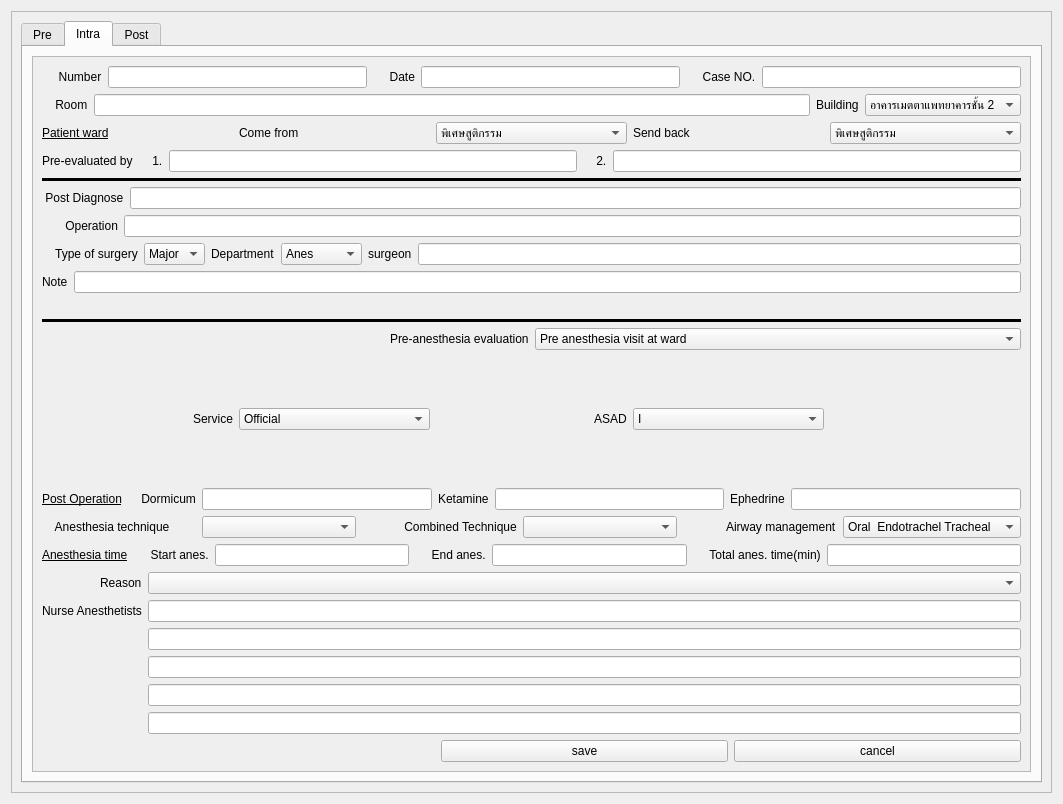
This is Employee/Doctor/View/Widget_3ReportPatientUI.ui in tigerSI/HMS_project as Qt 5 draws it before an edit. The edited form follows.
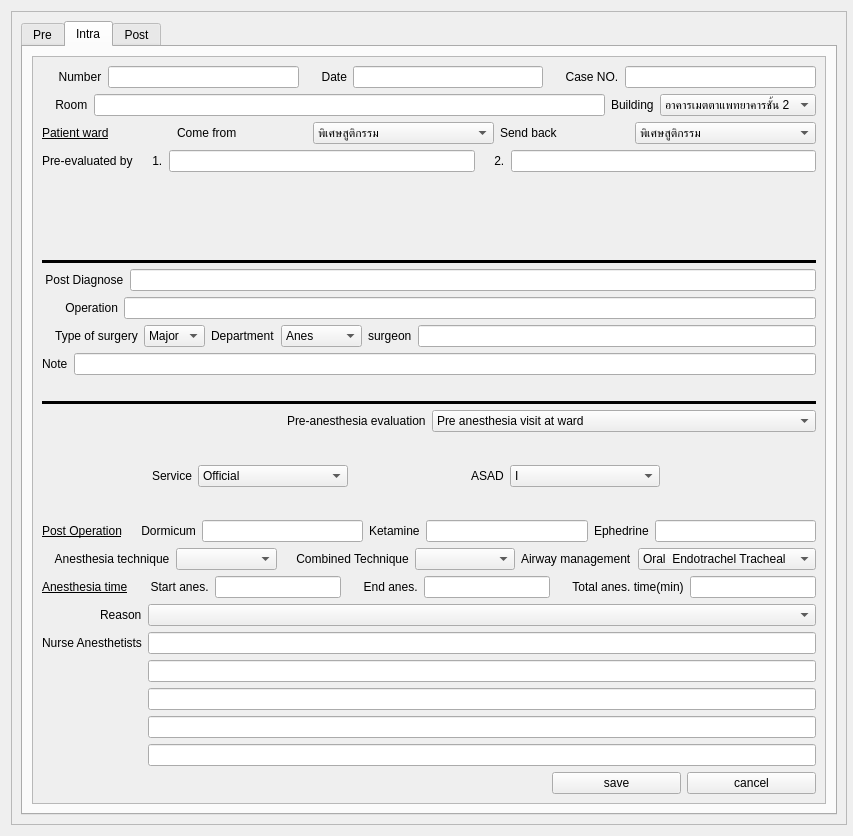
This is the edited form. The open tabs and pages were chosen to show the change.

Diff of the .ui file:
```diff
--- a/Employee/Doctor/View/Widget_3ReportPatientUI.ui
+++ b/Employee/Doctor/View/Widget_3ReportPatientUI.ui
@@ -6,8 +6,8 @@
    <rect>
     <x>0</x>
     <y>0</y>
-    <width>1063</width>
-    <height>804</height>
+    <width>853</width>
+    <height>836</height>
    </rect>
   </property>
   <property name="minimumSize">
@@ -22,6 +22,12 @@
   <layout class="QGridLayout" name="gridLayout">
    <item row="1" column="0">
     <widget class="QScrollArea" name="scrollArea">
+     <property name="minimumSize">
+      <size>
+       <width>836</width>
+       <height>814</height>
+      </size>
+     </property>
      <property name="widgetResizable">
       <bool>true</bool>
      </property>
@@ -30,8 +36,8 @@
        <rect>
         <x>0</x>
         <y>0</y>
-        <width>1039</width>
-        <height>780</height>
+        <width>834</width>
+        <height>812</height>
        </rect>
       </property>
       <layout class="QGridLayout" name="gridLayout_2">
@@ -687,20 +693,20 @@
                <rect>
                 <x>0</x>
                 <y>0</y>
-                <width>987</width>
-                <height>705</height>
+                <width>782</width>
+                <height>737</height>
                </rect>
               </property>
               <layout class="QGridLayout" name="gridLayout_11">
                <item row="0" column="0">
                 <layout class="QGridLayout" name="gridLayout_3">
-                 <item row="30" column="2">
+                 <item row="32" column="2">
                   <widget class="QLineEdit" name="IntraEditLine_21"/>
                  </item>
-                 <item row="29" column="2">
+                 <item row="31" column="2">
                   <widget class="QLineEdit" name="IntraEditLine_20"/>
                  </item>
-                 <item row="20" column="1" colspan="2">
+                 <item row="22" column="1" colspan="2">
                   <layout class="QHBoxLayout" name="intra14">
                    <item>
                     <widget class="QLabel" name="label_10">
@@ -746,7 +752,7 @@
                    </item>
                   </layout>
                  </item>
-                 <item row="18" column="1" colspan="2">
+                 <item row="20" column="1" colspan="2">
                   <layout class="QHBoxLayout" name="intra13">
                    <item>
                     <widget class="QLabel" name="label_8">
@@ -890,10 +896,10 @@
                    </item>
                   </layout>
                  </item>
-                 <item row="28" column="2">
+                 <item row="30" column="2">
                   <widget class="QLineEdit" name="IntraEditLine_19"/>
                  </item>
-                 <item row="16" column="1" colspan="2">
+                 <item row="18" column="1" colspan="2">
                   <layout class="QHBoxLayout" name="intra11">
                    <item alignment="Qt::AlignRight">
                     <widget class="QLabel" name="label_26">
@@ -986,6 +992,13 @@
                    </item>
                   </layout>
                  </item>
+                 <item row="24" column="1" alignment="Qt::AlignRight">
+                  <widget class="QLabel" name="label_11">
+                   <property name="text">
+                    <string>Reason</string>
+                   </property>
+                  </widget>
+                 </item>
                  <item row="2" column="1" colspan="2">
                   <layout class="QHBoxLayout" name="intra3">
                    <item>
@@ -1634,21 +1647,14 @@
                    </item>
                   </layout>
                  </item>
-                 <item row="22" column="1" alignment="Qt::AlignRight">
-                  <widget class="QLabel" name="label_11">
-                   <property name="text">
-                    <string>Reason</string>
-                   </property>
-                  </widget>
-                 </item>
-                 <item row="26" column="1" alignment="Qt::AlignRight">
+                 <item row="28" column="1" alignment="Qt::AlignRight">
                   <widget class="QLabel" name="label_14">
                    <property name="text">
                     <string>Nurse Anesthetists</string>
                    </property>
                   </widget>
                  </item>
-                 <item row="17" column="1" colspan="2">
+                 <item row="19" column="1" colspan="2">
                   <layout class="QHBoxLayout" name="intra12">
                    <item>
                     <widget class="QLabel" name="label_5">
@@ -1694,6 +1700,12 @@
                    </item>
                   </layout>
                  </item>
+                 <item row="24" column="2">
+                  <widget class="QComboBox" name="IntracomboBox_12"/>
+                 </item>
+                 <item row="29" column="2">
+                  <widget class="QLineEdit" name="IntraEditLine_18"/>
+                 </item>
                  <item row="3" column="1" colspan="2">
                   <layout class="QHBoxLayout" name="intra4">
                    <item>
@@ -1725,16 +1737,10 @@
                    </item>
                   </layout>
                  </item>
-                 <item row="22" column="2">
-                  <widget class="QComboBox" name="IntracomboBox_12"/>
-                 </item>
-                 <item row="27" column="2">
-                  <widget class="QLineEdit" name="IntraEditLine_18"/>
-                 </item>
-                 <item row="26" column="2">
+                 <item row="28" column="2">
                   <widget class="QLineEdit" name="IntraEditLine_17"/>
                  </item>
-                 <item row="31" column="2">
+                 <item row="33" column="2">
                   <layout class="QHBoxLayout" name="horizontalLayout_2">
                    <item>
                     <widget class="QLabel" name="label_119">
@@ -1743,6 +1749,20 @@
                      </property>
                     </widget>
                    </item>
+                   <item>
+                    <widget class="QLabel" name="label_92">
+                     <property name="text">
+                      <string/>
+                     </property>
+                    </widget>
+                   </item>
+                   <item>
+                    <widget class="QLabel" name="label_39">
+                     <property name="text">
+                      <string/>
+                     </property>
+                    </widget>
+                   </item>
                    <item>
                     <widget class="QPushButton" name="save_intra_Button">
                      <property name="text">
@@ -1759,6 +1779,19 @@
                    </item>
                   </layout>
                  </item>
+                 <item row="5" column="1" colspan="2">
+                  <widget class="Line" name="line_12">
+                   <property name="frameShadow">
+                    <enum>QFrame::Plain</enum>
+                   </property>
+                   <property name="lineWidth">
+                    <number>3</number>
+                   </property>
+                   <property name="orientation">
+                    <enum>Qt::Horizontal</enum>
+                   </property>
+                  </widget>
+                 </item>
                  <item row="1" column="1" colspan="2">
                   <layout class="QHBoxLayout" name="intra2">
                    <item>
@@ -1809,20 +1842,7 @@
                    </item>
                   </layout>
                  </item>
-                 <item row="4" column="1" colspan="2">
-                  <widget class="Line" name="line_12">
-                   <property name="frameShadow">
-                    <enum>QFrame::Plain</enum>
-                   </property>
-                   <property name="lineWidth">
-                    <number>3</number>
-                   </property>
-                   <property name="orientation">
-                    <enum>Qt::Horizontal</enum>
-                   </property>
-                  </widget>
-                 </item>
-                 <item row="5" column="1" colspan="2">
+                 <item row="7" column="1" colspan="2">
                   <layout class="QVBoxLayout" name="intra5">
                    <item>
                     <layout class="QHBoxLayout" name="horizontalLayout_20">
@@ -2004,7 +2024,7 @@
                    </item>
                   </layout>
                  </item>
-                 <item row="13" column="1" colspan="2">
+                 <item row="15" column="1" colspan="2">
                   <layout class="QHBoxLayout" name="intra10">
                    <item alignment="Qt::AlignRight">
                     <widget class="QLabel" name="label_19">
@@ -2089,6 +2109,13 @@
                    </item>
                   </layout>
                  </item>
+                 <item row="4" column="1">
+                  <widget class="QLabel" name="label_30">
+                   <property name="text">
+                    <string/>
+                   </property>
+                  </widget>
+                 </item>
                 </layout>
                </item>
               </layout>
```
Left out of the diff: 47 changed lines with no effect on the pictures.
